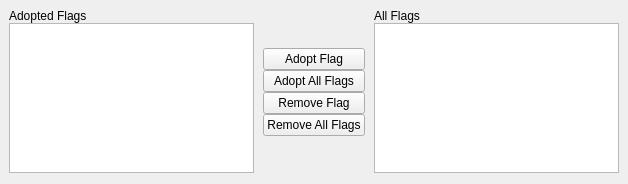
Above: example_app/gui/flag_selector.ui from JamesAIzzard/codiet before the change. Below: the same form after it.
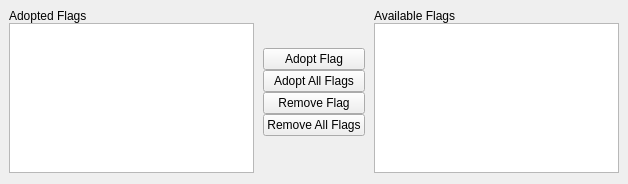
That is the form after the change.

Commit message: Minor layout issues resolved.

```diff
--- a/example_app/gui/flag_selector.ui
+++ b/example_app/gui/flag_selector.ui
@@ -193,7 +193,7 @@
          </sizepolicy>
         </property>
         <property name="text">
-         <string>All Flags</string>
+         <string>Available Flags</string>
         </property>
        </widget>
       </item>
```
The commit also changes 2 other files.
